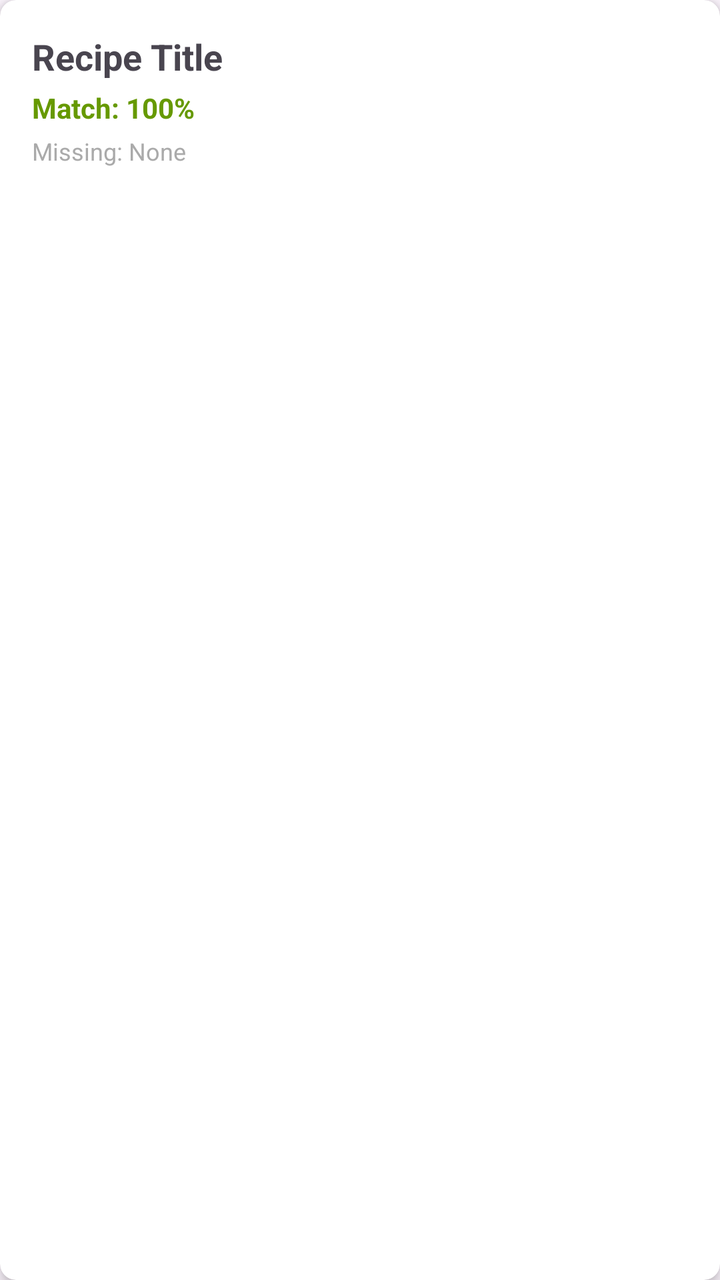
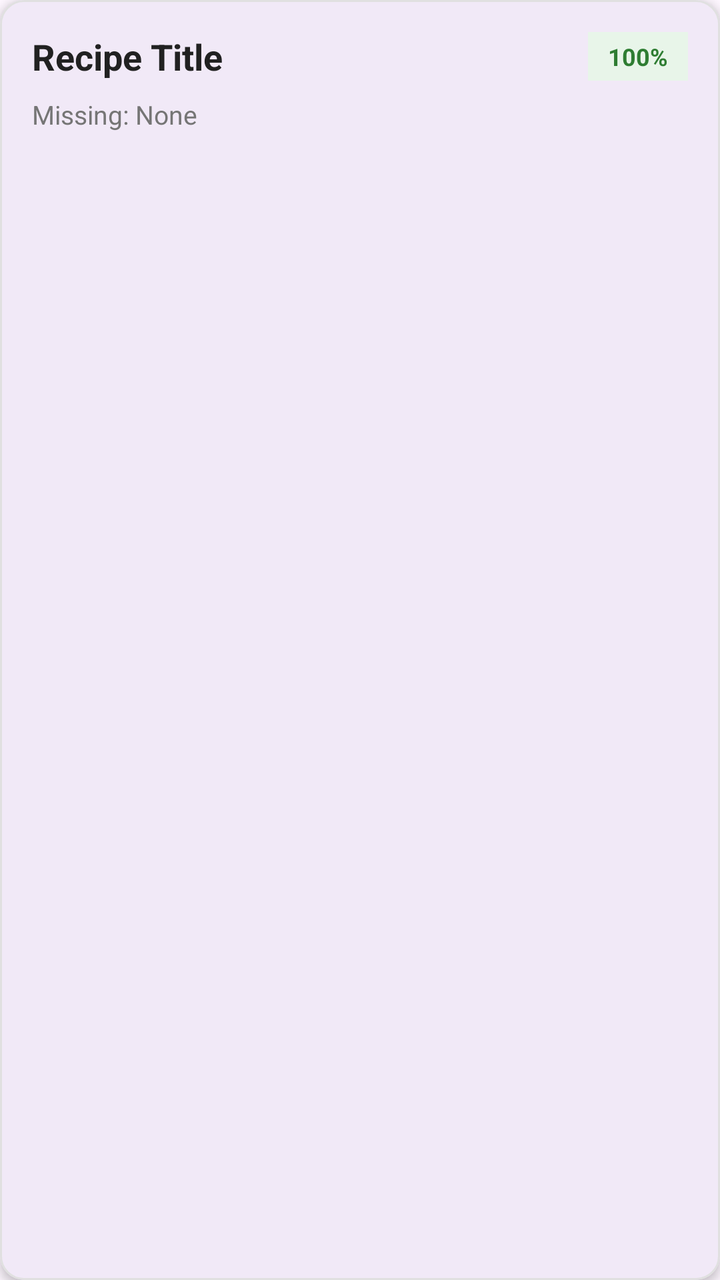

Screens rendered from an Android XML layout before and after an edit, with the pre-edit source and the edit as a unified diff.
<!-- AndroidManifest.xml: application theme Theme.SmartPantryManager -->
<!-- res/layout/item_recipe.xml -->
<?xml version="1.0" encoding="utf-8"?>
<androidx.cardview.widget.CardView xmlns:android="http://schemas.android.com/apk/res/android"
    xmlns:app="http://schemas.android.com/apk/res-auto"
    android:layout_width="match_parent"
    android:layout_height="wrap_content"
    android:layout_margin="8dp"
    app:cardCornerRadius="8dp"
    app:cardElevation="4dp">

    <LinearLayout
        android:layout_width="match_parent"
        android:layout_height="wrap_content"
        android:orientation="vertical"
        android:padding="16dp">

        <TextView
            android:id="@+id/tvRecipeTitle"
            android:layout_width="wrap_content"
            android:layout_height="wrap_content"
            android:text="Recipe Title"
            android:textSize="18sp"
            android:textStyle="bold" />

        <TextView
            android:id="@+id/tvMatchPercentage"
            android:layout_width="wrap_content"
            android:layout_height="wrap_content"
            android:layout_marginTop="4dp"
            android:text="Match: 100%"
            android:textColor="@android:color/holo_green_dark"
            android:textSize="14sp"
            android:textStyle="bold" />

        <TextView
            android:id="@+id/tvMissingIngredients"
            android:layout_width="wrap_content"
            android:layout_height="wrap_content"
            android:layout_marginTop="4dp"
            android:text="Missing: None"
            android:textColor="@android:color/darker_gray"
            android:textSize="12sp" />
    </LinearLayout>
</androidx.cardview.widget.CardView>
<!-- resources referenced by this layout -->
<resources>
  <style name="Theme.SmartPantryManager" parent="Base.Theme.SmartPantryManager" />
  <style name="Base.Theme.SmartPantryManager" parent="Theme.Material3.DayNight.NoActionBar">
          
          
      </style>
</resources>

<!-- the commit's change to res/layout/item_recipe.xml (unified diff, before → after) -->
@@ -1,11 +1,15 @@
 <?xml version="1.0" encoding="utf-8"?>
-<androidx.cardview.widget.CardView xmlns:android="http://schemas.android.com/apk/res/android"
+<com.google.android.material.card.MaterialCardView
+    xmlns:android="http://schemas.android.com/apk/res/android"
     xmlns:app="http://schemas.android.com/apk/res-auto"
     android:layout_width="match_parent"
     android:layout_height="wrap_content"
-    android:layout_margin="8dp"
-    app:cardCornerRadius="8dp"
-    app:cardElevation="4dp">
+    android:layout_marginHorizontal="12dp"
+    android:layout_marginVertical="6dp"
+    app:cardCornerRadius="12dp"
+    app:cardElevation="3dp"
+    app:strokeWidth="1dp"
+    app:strokeColor="#E0E0E0">
 
     <LinearLayout
         android:layout_width="match_parent"
@@ -13,31 +17,43 @@
         android:orientation="vertical"
         android:padding="16dp">
 
-        <TextView
-            android:id="@+id/tvRecipeTitle"
-            android:layout_width="wrap_content"
-            android:layout_height="wrap_content"
-            android:text="Recipe Title"
-            android:textSize="18sp"
-            android:textStyle="bold" />
+        <RelativeLayout
+            android:layout_width="match_parent"
+            android:layout_height="wrap_content">
 
-        <TextView
-            android:id="@+id/tvMatchPercentage"
-            android:layout_width="wrap_content"
-            android:layout_height="wrap_content"
-            android:layout_marginTop="4dp"
-            android:text="Match: 100%"
-            android:textColor="@android:color/holo_green_dark"
-            android:textSize="14sp"
-            android:textStyle="bold" />
+            <TextView
+                android:id="@+id/tvRecipeTitle"
+                android:layout_width="wrap_content"
+                android:layout_height="wrap_content"
+                android:layout_alignParentStart="true"
+                android:layout_toStartOf="@id/tvMatchPercentage"
+                android:text="Recipe Title"
+                android:textColor="#212121"
+                android:textSize="18sp"
+                android:textStyle="bold" />
+
+            <TextView
+                android:id="@+id/tvMatchPercentage"
+                android:layout_width="wrap_content"
+                android:layout_height="wrap_content"
+                android:layout_alignParentEnd="true"
+                android:background="#E8F5E9"
+                android:paddingHorizontal="10dp"
+                android:paddingVertical="4dp"
+                android:text="100%"
+                android:textColor="#2E7D32"
+                android:textSize="12sp"
+                android:textStyle="bold" />
+        </RelativeLayout>
 
         <TextView
             android:id="@+id/tvMissingIngredients"
-            android:layout_width="wrap_content"
+            android:layout_width="match_parent"
             android:layout_height="wrap_content"
-            android:layout_marginTop="4dp"
+            android:layout_marginTop="8dp"
             android:text="Missing: None"
-            android:textColor="@android:color/darker_gray"
-            android:textSize="12sp" />
+            android:textColor="#757575"
+            android:textSize="13sp" />
+
     </LinearLayout>
-</androidx.cardview.widget.CardView>
+</com.google.android.material.card.MaterialCardView>
